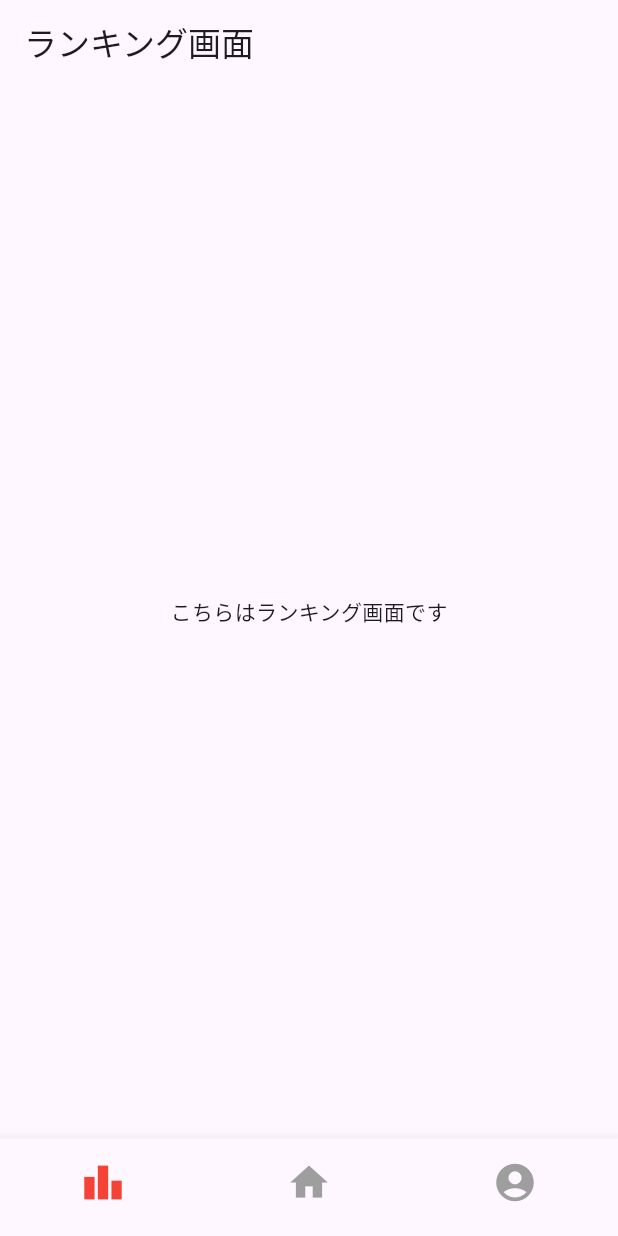
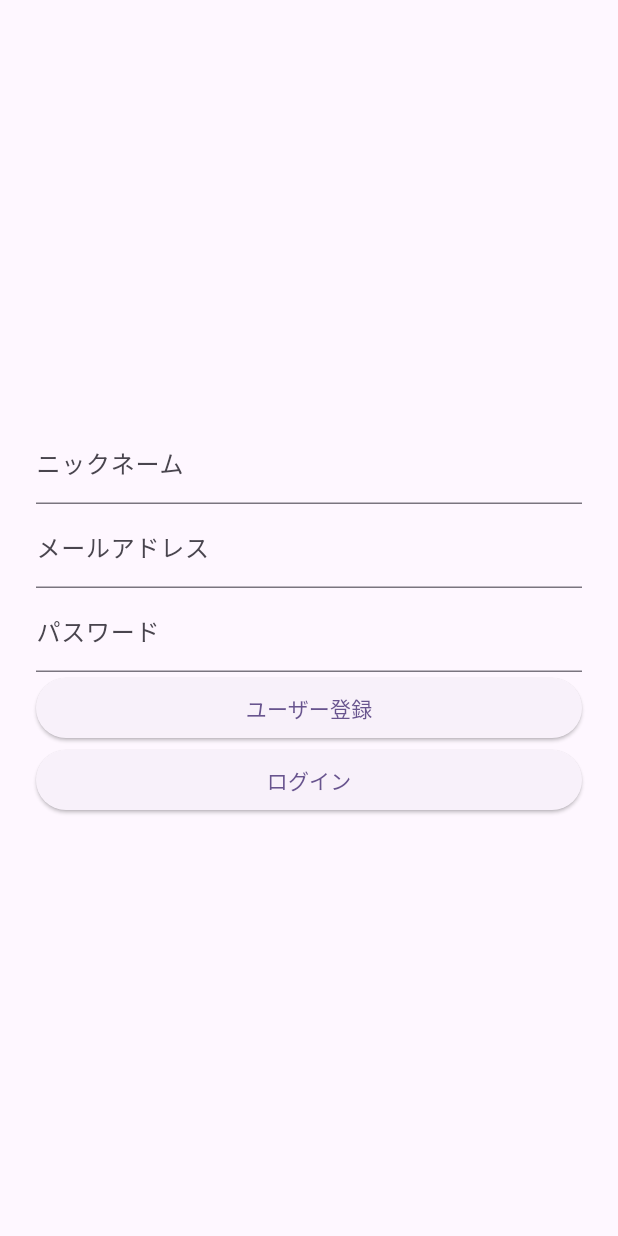
Before and after one commit to CreO-developer/hackason_mobile, a Flutter app: the screen it shows after launch, on a phone screen of 412 x 824 dp. Run offline on Flutter 3.47's test engine with Material 3 defaults, Android fonts, the phone set to English and light mode, and no system bars; our stand-ins replace camera, dio, firebase_auth, firebase_core, firebase_storage, flutter_riverpod and 3 more; accounts and stored records are empty; generated files the repository leaves out were written again.

Commit message:
ログイン機能を追加

```diff
--- a/lib/main.dart
+++ b/lib/main.dart
@@ -37,13 +37,13 @@
 //     );
 //   }
 // }
+
 import 'package:camera/camera.dart';
-import 'package:mobile/provider/score_provider.dart';
 import 'package:flutter/material.dart';
 import 'package:firebase_core/firebase_core.dart';
 import 'package:flutter_riverpod/flutter_riverpod.dart';
+import 'package:mobile/router/router.dart';
 import 'firebase_options.dart';
-import 'package:mobile/router/router.dart';
 
 final cameraProvider = StateProvider<CameraDescription?>((ref) => null);
 
@@ -66,11 +66,12 @@
   );
 }
 
-class MyApp extends StatelessWidget {
+class MyApp extends ConsumerWidget {
   const MyApp({super.key});
 
   @override
-  Widget build(BuildContext context) {
+  Widget build(BuildContext context, WidgetRef ref) {
+    final router = CustomRouter(ref);
     return MaterialApp.router(
       title: 'アプリ',
       theme: ThemeData(
@@ -83,7 +84,6 @@
     );
   }
 }
-
 
 // // MyAppクラスの定義
 // class MyApp extends ConsumerWidget {
@@ -112,3 +112,52 @@
 //     );
 //   }
 // }
+
+// import 'package:camera/camera.dart';
+// import 'package:firebase_core/firebase_core.dart';
+// import 'package:flutter/material.dart';
+// import 'package:flutter_riverpod/flutter_riverpod.dart';
+// import 'package:mobile/presentation/notifier/auth_user_notifier.dart';
+// import 'package:mobile/presentation/screens/login_screen.dart';
+// import 'package:mobile/screens/login_screen.dart';
+
+// final cameraProvider = StateProvider<CameraDescription?>((ref) => null);
+// void main() async {
+//   // 初期化処理を追加
+//   WidgetsFlutterBinding.ensureInitialized();
+//   await Firebase.initializeApp();
+
+//   runApp(ProviderScope(child: MyApp()));
+// }
+
+// class MyApp extends ConsumerWidget {
+//   @override
+//   Widget build(BuildContext context, WidgetRef ref) {
+//     final loginState = ref.watch(authNotifierProvider);
+
+//     if (loginState == null) {
+
+//       return MaterialApp(
+//         title: 'Flutter サンプルアプリ',
+//         theme: ThemeData(),
+//         home: Scaffold(
+//           appBar: AppBar(
+//             title: Text('ホームページ'),
+//           ),
+//           body: LoginPage(),
+//         ),
+//       );
+//     } else {
+//       return MaterialApp(
+//         title: 'Flutter サンプルアプリ',
+//         theme: ThemeData(),
+//         home: Scaffold(
+//           appBar: AppBar(
+//             title: Text('aa'),
+//           ),
+//         ),
+//       );
+//     }
+
+//   }
+// }
--- /dev/null
+++ b/lib/presentation/screens/login_screen.dart
@@ -0,0 +1,72 @@
+// login_page.dart
+import 'package:flutter/material.dart';
+import 'package:flutter_riverpod/flutter_riverpod.dart';
+import 'package:mobile/presentation/notifier/auth_user_notifier.dart';
+
+class LoginPage extends ConsumerWidget {
+  @override
+  Widget build(BuildContext context, WidgetRef ref) {
+    final loginController = ref.read(authNotifierProvider.notifier);
+    final userNameController = TextEditingController();
+    final emailController = TextEditingController();
+    final passwordController = TextEditingController();
+
+    return Scaffold(
+      body: Center(
+        child: Container(
+          padding: EdgeInsets.all(24),
+          child: Column(
+            mainAxisAlignment: MainAxisAlignment.center,
+            children: <Widget>[
+              TextFormField(
+                decoration: InputDecoration(labelText: 'ニックネーム'),
+                controller: userNameController,
+              ),
+              TextFormField(
+                decoration: InputDecoration(labelText: 'メールアドレス'),
+                controller: emailController,
+              ),
+              TextFormField(
+                decoration: InputDecoration(labelText: 'パスワード'),
+                obscureText: true,
+                controller: passwordController,
+              ),
+              Container(
+                width: double.infinity,
+                child: ElevatedButton(
+                  child: Text('ユーザー登録'),
+                  onPressed: () async {
+                    final result = await loginController.registerUser(emailController.text, passwordController.text);
+                    // if (result != null) {
+                    //   Navigator.of(context).pushReplacement(
+                    //     MaterialPageRoute(builder: (context) {
+                    //       return Container(child: Text('aaa'),);
+                    //     }),
+                    //   );
+                    // }
+                  },
+                ),
+              ),
+              Container(
+                width: double.infinity,
+                child: ElevatedButton(
+                  child: Text('ログイン'),
+                  onPressed: () async {
+                    final result = await loginController.lgoinUser(emailController.text, passwordController.text);
+                    if (result != null) {
+                      Navigator.of(context).pushReplacement(
+                        MaterialPageRoute(builder: (context) {
+                          return Container(child: Text('aaa'),);
+                        }),
+                      );
+                    }
+                  },
+                ),
+              )
+            ],
+          ),
+        ),
+      ),
+    );
+  }
+}
--- a/lib/router/router.dart
+++ b/lib/router/router.dart
@@ -1,12 +1,19 @@
-import 'package:camera/camera.dart';
-import 'package:flutter/material.dart';
+import 'package:flutter_riverpod/flutter_riverpod.dart';
 import 'package:go_router/go_router.dart';
+import 'package:mobile/presentation/notifier/auth_user_notifier.dart';
+import 'package:mobile/presentation/screens/login_screen.dart';
 import 'package:mobile/screens/account_screen.dart';
 import 'package:mobile/screens/home_screen.dart';
 import 'package:mobile/screens/ranking_screen.dart';
 import 'package:mobile/widget/BottomNavWidget.dart';
+import 'package:path/path.dart';
 
-final router = GoRouter(
+
+
+GoRouter CustomRouter(WidgetRef ref) {
+  final auth = ref.watch(authNotifierProvider);
+
+  return GoRouter(
     // debugLogDiagnostics: true はデバッグ用
     debugLogDiagnostics: true,
     initialLocation: '/ranking',
@@ -57,4 +64,19 @@ final router = GoRouter(
             ),
             // profileブランチ
           ]),
-    ]);
+      GoRoute(
+        path: '/login',
+        builder: (context, state) => LoginPage(),
+      ),
+    ],
+    redirect: (context, state) async {
+      print('redirecting...');
+
+      if (auth == null) {
+        return '/login';
+      }
+      return null;
+    }
+
+);
+}
--- a/lib/screens/take_photo_screen.dart
+++ b/lib/screens/take_photo_screen.dart
@@ -118,7 +118,9 @@ class TakePhotoScreenState extends State<TakePhotoScreen> {
         ),
       ),
       floatingActionButton: FloatingActionButton(
-        onPressed: _isTakingPhoto || _photoCount >= PHOTO_NUM ? null : _startTakingPhotos,
+        onPressed: _isTakingPhoto || _photoCount >= PHOTO_NUM
+            ? null
+            : _startTakingPhotos,
         child: const Icon(Icons.camera_alt),
       ),
     );
--- a/pubspec.yaml
+++ b/pubspec.yaml
@@ -49,6 +49,8 @@ dependencies:
   cupertino_icons: ^1.0.6
   firebase_core: ^3.1.0
   firebase_storage: ^12.0.1
+  firebase_auth: ^5.1.0
+  cloud_firestore: ^5.0.1
 
 dev_dependencies:
   flutter_test:
```
Also changed, not shown: lib/application/service/auth_service.dart (added, +31 -0 lines), lib/domain/repository/auth_repository.dart (added, +7 -0 lines), lib/infrastracture/datasource/auth_data_source.dart (added, +49 -0 lines), lib/presentation/notifier/auth_user_notifier.dart (added, +31 -0 lines), lib/screens/account_screen.dart (+21 -4 lines), pubspec.lock, 6 other files.
